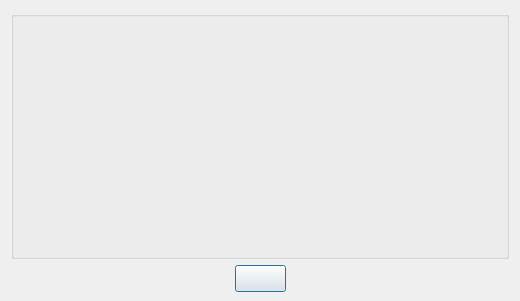
Above: Meter/license.ui from cagavriloaie/WFlowLab before the change. Below: the same form after it.
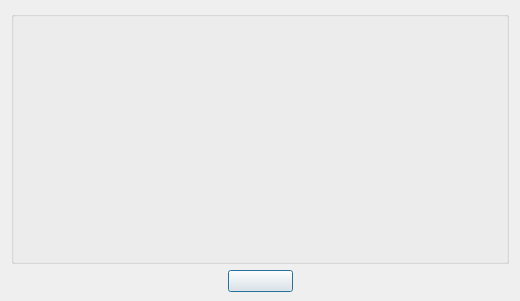
That is the form after the change. Icons and pictures are not drawn.

What changed in the file:
```diff
--- a/Meter/license.ui
+++ b/Meter/license.ui
@@ -29,6 +29,11 @@
    <iconset>
     <normaloff>WStreamLab.ico</normaloff>WStreamLab.ico</iconset>
   </property>
+  <property name="styleSheet">
+   <string notr="true">QPushButton:hover {
+       background-color: #d7d9d7;
+}</string>
+  </property>
   <widget class="QWidget" name="verticalLayoutWidget">
    <property name="geometry">
     <rect>
@@ -257,6 +262,12 @@
           <pointsize>12</pointsize>
          </font>
         </property>
+        <property name="styleSheet">
+         <string notr="true"> padding-left: 10px; 
+ padding-top: 1px; 
+ padding-right: 10px;
+ padding-down: 10px; </string>
+        </property>
         <property name="text">
          <string/>
         </property>
```
